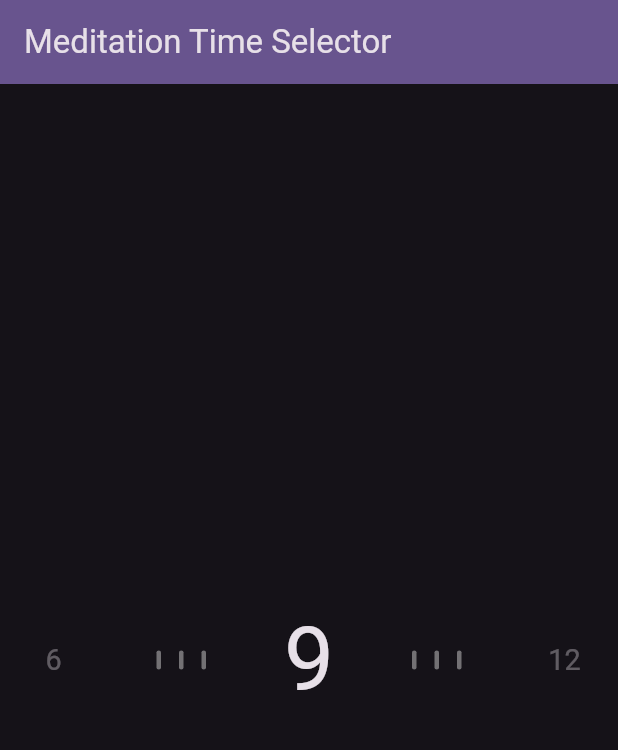
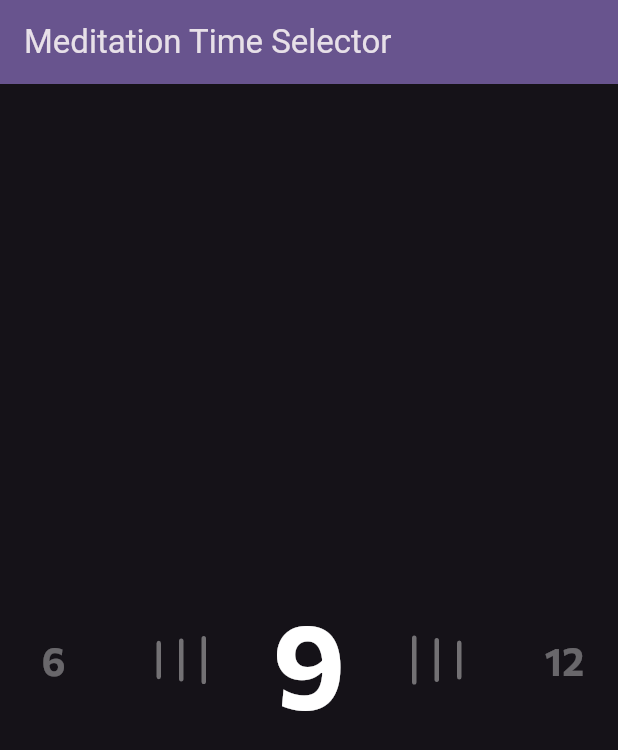
Before and after one commit to shrabanti722/minutes_slider, a Flutter app: the screen it shows after launch, on a phone screen of 412 x 824 dp. Shown: the top 750 px of the screen. Run offline on Flutter 3.47's test engine with Material 3 defaults, Android fonts, the phone set to English and light mode, and no system bars; our stand-ins replace flutter_hooks, hooks_riverpod.

Commit message:
added different functions for wavy animation of separator lines

```diff
--- a/lib/time_slider.dart
+++ b/lib/time_slider.dart
@@ -1,3 +1,5 @@
+import 'dart:math';
+
 import 'package:flutter/material.dart';
 import 'package:flutter/services.dart';
 import 'package:flutter_hooks/flutter_hooks.dart';
@@ -157,10 +159,9 @@ class MeditationDurationCarousel extends HookConsumerWidget {
                   },
                   child: Text(
                     '${meditationMinsOptions[index].minutes}',
-                    style: Theme.of(context)
-                        .textTheme
-                        .headlineLarge
-                        ?.copyWith(fontSize: 54),
+                    style:
+                      const TextStyle(fontFamily: 'Commissioner', fontSize: 72, fontWeight: FontWeight.bold, color: Colors.white)
+
                   ),
                 ),
               ),
@@ -187,8 +188,34 @@ class TimeSeparatorLines extends StatelessWidget {
     required this.index,
   });
 
-  final double maxScale = 1.3;
-  final double minScale = 0.8;
+  final double maxScale = 1.5;
+  final double minScale = 1;
+
+  // double calculateScale(
+  //     double distanceToCenter, double centerPosition, double screenWidth) {
+  //   if (distanceToCenter > screenWidth / 2) {
+  //     return minScale;
+  //   }
+
+  //   final double normalizedDistance = (distanceToCenter * 3) / (centerPosition);
+  //   final double scale =
+  //       maxScale - (normalizedDistance * (maxScale - minScale));
+  //   return scale.clamp(minScale, maxScale);
+  // }
+
+//   double calculateScale(
+//     double distanceToCenter, double centerPosition, double screenWidth) {
+//   if (distanceToCenter > screenWidth / 2) {
+//     return minScale;
+//   }
+
+//   // Use cosine for smooth wavy effect
+//   final double normalizedDistance = distanceToCenter / (centerPosition);
+//   final double scaleFactor = (1 + cos(pi * normalizedDistance)) / 2;
+//   final double scale = minScale + scaleFactor * (maxScale - minScale);
+
+//   return scale.clamp(minScale, maxScale);
+// }
 
 double calculateScale(
     double distanceToCenter, double centerPosition, double screenWidth) {
@@ -196,11 +223,40 @@ class TimeSeparatorLines extends StatelessWidget {
     return minScale;
   }
 
-    final double normalizedDistance = (distanceToCenter * 3) / (centerPosition);
-    final double scale =
-        maxScale - (normalizedDistance * (maxScale - minScale));
+  final double normalizedDistance = distanceToCenter / centerPosition;
+  final num scaleFactor = pow((1 + cos(pi * normalizedDistance)) / 2, 2); // Square the result for faster transition
+  final double scale = minScale + scaleFactor * (maxScale - minScale);
+
   return scale.clamp(minScale, maxScale);
 }
+
+// double calculateScale(
+//     double distanceToCenter, double centerPosition, double screenWidth) {
+//   if (distanceToCenter > screenWidth / 2) {
+//     return minScale;
+//   }
+
+//   final double normalizedDistance = distanceToCenter / centerPosition;
+//   final double scaleFactor = exp(-3 * normalizedDistance); // Faster decay with larger coefficient
+//   final double scale = minScale + scaleFactor * (maxScale - minScale);
+
+//   return scale.clamp(minScale, maxScale);
+// }
+
+// double calculateScale(
+//     double distanceToCenter, double centerPosition, double screenWidth) {
+//   if (distanceToCenter > screenWidth / 2) {
+//     return minScale;
+//   }
+
+//   final double normalizedDistance = distanceToCenter / centerPosition;
+//   final double scaleFactor = 1 / (1 + exp(8 * (normalizedDistance - 0.5))); // Sigmoid with steepness factor
+//   final double scale = minScale + scaleFactor * (maxScale - minScale);
+
+//   return scale.clamp(minScale, maxScale);
+// }
+
+
 
   @override
   Widget build(BuildContext context) {
```
Also changed, not shown: pubspec.yaml (+11 -0 lines), lib/common/assets/fonts/Commissioner-Bold.ttf (added), lib/common/assets/fonts/Commissioner-Medium.ttf (added), lib/common/assets/fonts/Commissioner-Regular.ttf (added), lib/common/assets/fonts/Commissioner-SemiBold.ttf (added). Lines whose indentation alone changed are shown as unchanged.
